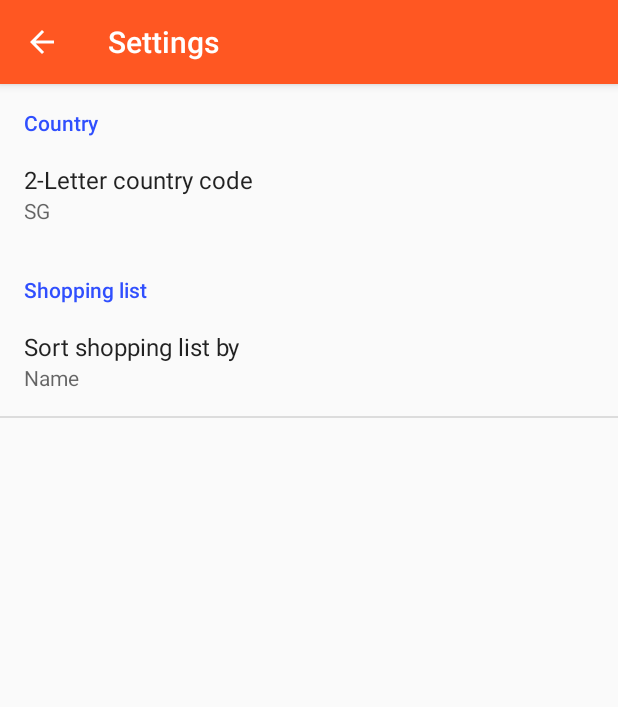
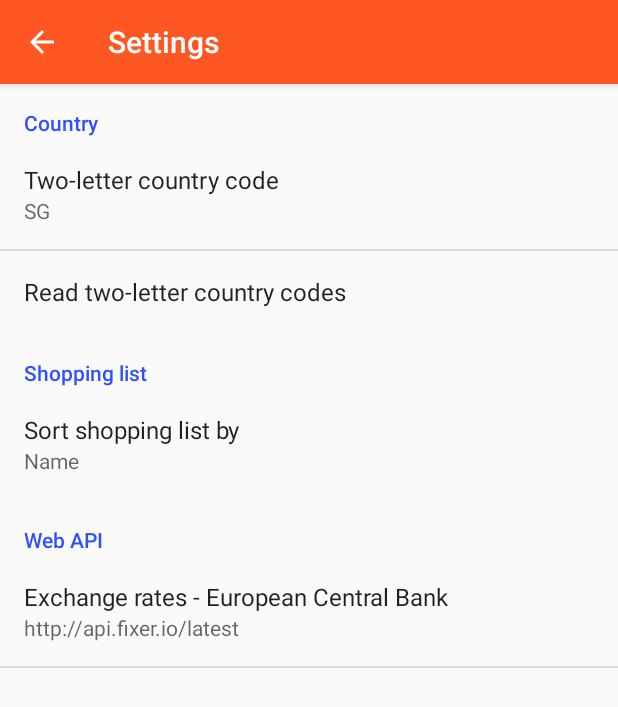
Before and after one commit to irwan-github/ShoppingListCharlie, an Android app: the screen it shows after launch (SettingsActivity), after a tap on "Settings", on a phone screen of 412 x 824 dp. Shown: the top 707 px of the screen. Run offline under Robolectric (Android 15) with nearby library versions, the phone set to English and light mode, and no system bars; 1 statement that could not run was skipped; 1 other tap on this screen came first.

Commit message:
Clear translated price when source price is empty. Remove hard-coded web api uri. Remove hard-coded destination currency code. Read web API uri from SharedPreference. Create a preference entry in Preference xml. Modify SettingsFragment to  display web api summary.

```diff
--- a/app/src/main/java/com/mirzairwan/shopping/ExchangeRateLoaderCallback.java
+++ b/app/src/main/java/com/mirzairwan/shopping/ExchangeRateLoaderCallback.java
@@ -13,6 +13,7 @@ import java.util.HashSet;
 import java.util.List;
 import java.util.Map;
 
+import static com.mirzairwan.shopping.domain.ExchangeRate.DESTINATION_CURRENCY_CODE;
 import static com.mirzairwan.shopping.domain.ExchangeRate.FOREIGN_CURRENCY_CODES;
 import static com.mirzairwan.shopping.domain.ExchangeRate.FOREX_API_URL;
 
@@ -36,6 +37,7 @@ public abstract class ExchangeRateLoaderCallback implements LoaderManager.Loader
     public Loader<Map<String, ExchangeRate>> onCreateLoader(int id, Bundle args)
     {
         Log.d(LOG_TAG, ">>>>onCreateLoader()");
+        String destCurrencyCode = args.getString(DESTINATION_CURRENCY_CODE);
         String[] foreignCurrencyCodes = args.getStringArray(FOREIGN_CURRENCY_CODES);
         HashSet<String> sourceCurrencies = null;
         if (foreignCurrencyCodes != null && foreignCurrencyCodes.length > 0)
@@ -45,7 +47,7 @@ public abstract class ExchangeRateLoaderCallback implements LoaderManager.Loader
         }
         return new ExchangeRateLoader(mContext,
                 sourceCurrencies,
-                args.getString(FOREX_API_URL));
+                args.getString(FOREX_API_URL), destCurrencyCode);
     }
 
 
--- a/app/src/main/java/com/mirzairwan/shopping/PriceField.java
+++ b/app/src/main/java/com/mirzairwan/shopping/PriceField.java
@@ -122,6 +122,11 @@ public class PriceField
         return TextUtils.isEmpty(mEtPrice.getText());
     }
 
+    /**
+     * Set the text value of source price to null.
+     * Set the text value of destination price to null.
+     * Remove the translated price field and header/hint
+     */
     public void clear()
     {
         mEtPrice.setText(null);
--- a/app/src/main/java/com/mirzairwan/shopping/SettingsFragment.java
+++ b/app/src/main/java/com/mirzairwan/shopping/SettingsFragment.java
@@ -18,6 +18,7 @@ public class SettingsFragment extends PreferenceFragment implements Preference
 {
     private Preference countryCodePref;
     private Preference sortPref;
+    private Preference mWebApiExchRatesEcb1Pref;
 
     @Override
     public void onCreate(Bundle savedInstanceState)
@@ -25,11 +26,16 @@ public class SettingsFragment extends PreferenceFragment implements Preference
         super.onCreate(savedInstanceState);
         getActivity().setTitle(R.string.settings_screen);
         addPreferencesFromResource(R.xml.preferences);
+
         countryCodePref = findPreference(getString(R.string.user_country_pref));
         InputFilterUtil.setAllCapsInputFilter(((EditTextPreference) countryCodePref).getEditText());
         countryCodePref.setOnPreferenceChangeListener(this);
+
         sortPref = findPreference(getString(R.string.key_user_sort_pref));
         sortPref.setOnPreferenceChangeListener(this);
+
+        mWebApiExchRatesEcb1Pref = findPreference(getString(R.string.key_forex_web_api_1));
+        mWebApiExchRatesEcb1Pref.setOnPreferenceChangeListener(this);
     }
 
 
@@ -43,6 +49,9 @@ public class SettingsFragment extends PreferenceFragment implements Preference
 
         updatePrefSummary(PreferenceManager.getDefaultSharedPreferences(getActivity()),
                 getString(R.string.user_sort_pref));
+
+        updatePrefSummary(PreferenceManager.getDefaultSharedPreferences(getActivity()),
+                getString(R.string.key_forex_web_api_1));
 
     }
 
--- a/app/src/main/java/com/mirzairwan/shopping/ShoppingActivity.java
+++ b/app/src/main/java/com/mirzairwan/shopping/ShoppingActivity.java
@@ -1,7 +1,7 @@
 package com.mirzairwan.shopping;
 
-import android.app.LoaderManager;
 import android.content.ContentUris;
+import android.content.Context;
 import android.content.Intent;
 import android.content.Loader;
 import android.content.SharedPreferences;
@@ -30,22 +30,21 @@ import com.mirzairwan.shopping.domain.ExchangeRate;
 import com.mirzairwan.shopping.domain.Picture;
 import com.mirzairwan.shopping.domain.PictureMgr;
 
-import java.util.Arrays;
-import java.util.HashSet;
-import java.util.List;
 import java.util.Map;
 import java.util.Set;
 
+import static android.preference.PreferenceManager.getDefaultSharedPreferences;
 import static com.mirzairwan.shopping.ItemEditingActivity.ITEM_IS_IN_SHOPPING_LIST;
 import static com.mirzairwan.shopping.LoaderHelper.EXCHANGE_RATES_SHOPPING_LIST_LOADER_ID;
 import static com.mirzairwan.shopping.R.id.menu_database_shopping_list;
+import static com.mirzairwan.shopping.domain.ExchangeRate.DESTINATION_CURRENCY_CODE;
 import static com.mirzairwan.shopping.domain.ExchangeRate.FOREIGN_CURRENCY_CODES;
 import static com.mirzairwan.shopping.domain.ExchangeRate.FOREX_API_URL;
 
 public class ShoppingActivity extends AppCompatActivity implements
         ShoppingListFragment.OnFragmentInteractionListener,
         CatalogFragment.OnFragmentInteractionListener, OnPictureRequestListener,
-        OnExchangeRateRequestListener
+        OnExchangeRateRequestListener, SharedPreferences.OnSharedPreferenceChangeListener
 {
     private static final String LOG_TAG = ShoppingActivity.class.getSimpleName();
 
@@ -60,6 +59,8 @@ public class ShoppingActivity extends AppCompatActivity implements
     ExchangeRateLoaderCallback mExchangeRateLoaderCallback;
     private String mCountryCode;
     private ExchangeRateCallback mExchangeRateCallback;
+    private Set<String> mSourceCurrencies;
+    private String mBaseEndPoint; //Web API for fetching exchange rates
 
     @Override
     protected void onCreate(Bundle savedInstanceState)
@@ -85,13 +86,16 @@ public class ShoppingActivity extends AppCompatActivity implements
 
         setupUserLocale();
 
-        mExchangeRateLoaderCallback = new ExchangeRateLoaderCallback(
-                FormatHelper.getCurrencyCode(mCountryCode));
+        mExchangeRateLoaderCallback = new ShoppingListExchangeRateLoaderCb(this);
+
+        SharedPreferences sharedPrefs = getDefaultSharedPreferences(this);
+        String webUriKey = getString(R.string.key_forex_web_api_1);
+        mBaseEndPoint = sharedPrefs.getString(webUriKey, null);
     }
 
     public void setupUserLocale()
     {
-        SharedPreferences sharedPreferences = PreferenceManager.
+        SharedPreferences sharedPreferences =
                 getDefaultSharedPreferences(this);
         mCountryCode = sharedPreferences.getString(getString(R.string.user_country_pref), null);
     }
@@ -235,10 +239,13 @@ public class ShoppingActivity extends AppCompatActivity implements
     public void onRequest(Set<String> sourceCurrencies,
                           ExchangeRateCallback exchangeRateCallback)
     {
+        mSourceCurrencies = sourceCurrencies;
         Bundle args = getBundleForExchangeRateLoader(sourceCurrencies);
 
-        if(!PermissionHelper.isInternetUp(this))
+        if (!PermissionHelper.isInternetUp(this))
+        {
             return;
+        }
 
         if (mExchangeRateLoader == null || mExchangeRateLoader.getSourceCurrencies().containsAll
                 (sourceCurrencies))
@@ -261,13 +268,30 @@ public class ShoppingActivity extends AppCompatActivity implements
     @NonNull
     protected Bundle getBundleForExchangeRateLoader(Set<String> foreignCurrencyCode)
     {
-        String baseEndPoint = "http://api.fixer.io/latest";
         Bundle args = new Bundle();
         String[] codes = new String[foreignCurrencyCode.size()];
+        args.putString(DESTINATION_CURRENCY_CODE, FormatHelper.getCurrencyCode(mCountryCode));
+        args.putStringArray(FOREIGN_CURRENCY_CODES, foreignCurrencyCode.toArray(codes));
+        args.putString(FOREX_API_URL, mBaseEndPoint);
+        return args;
+    }
 
-        args.putStringArray(FOREIGN_CURRENCY_CODES, foreignCurrencyCode.toArray(codes));
-        args.putString(FOREX_API_URL, baseEndPoint);
-        return args;
+    @Override
+    public void onSharedPreferenceChanged(SharedPreferences sharedPreferences, String key)
+    {
+        if (key.equalsIgnoreCase(getString(R.string.key_forex_web_api_1)))
+        {
+
+            mBaseEndPoint = sharedPreferences.getString(key, null);
+            Bundle args = getBundleForExchangeRateLoader(mSourceCurrencies);
+
+            if (mExchangeRateCallback != null)
+            {
+                mExchangeRateLoader = (ExchangeRateLoader) getLoaderManager().restartLoader
+                        (EXCHANGE_RATES_SHOPPING_LIST_LOADER_ID,
+                                args, mExchangeRateLoaderCallback);
+            }
+        }
     }
 
     private class DrawerItemClickListener implements ListView.OnItemClickListener
@@ -281,31 +305,13 @@ public class ShoppingActivity extends AppCompatActivity implements
         }
     }
 
-    private class ExchangeRateLoaderCallback implements LoaderManager.LoaderCallbacks<Map<String,
-            ExchangeRate>>
+    private class ShoppingListExchangeRateLoaderCb extends ExchangeRateLoaderCallback
     {
         private final String LOG_TAG = ExchangeRateLoaderCallback.class.getSimpleName();
-        private final String mBaseCurrencyCode;
 
-        ExchangeRateLoaderCallback(String baseCurrecyCode)
+        ShoppingListExchangeRateLoaderCb(Context context)
         {
-            mBaseCurrencyCode = baseCurrecyCode;
-        }
-
-        @Override
-        public Loader<Map<String, ExchangeRate>> onCreateLoader(int id, Bundle args)
-        {
-            Log.d(LOG_TAG, ">>>>onCreateLoader()");
-            String[] codes = args.getStringArray(FOREIGN_CURRENCY_CODES);
-            HashSet<String> sourceCurrencies = null;
-            if (codes != null && codes.length > 0)
-            {
-                List<String> foreignCurrencies = Arrays.asList(codes);
-                sourceCurrencies = new HashSet<>(foreignCurrencies);
-            }
-            return new ExchangeRateLoader(ShoppingActivity.this,
-                    sourceCurrencies,
-                    args.getString(FOREX_API_URL));
+            super(context);
         }
 
         @Override
--- a/app/src/main/java/com/mirzairwan/shopping/ShoppingListFragment.java
+++ b/app/src/main/java/com/mirzairwan/shopping/ShoppingListFragment.java
@@ -470,7 +470,6 @@ public class ShoppingListFragment extends Fragment implements LoaderManager.Load
         String totalCostofItemsAdded = formatCountryCurrency(mCountryCode,
                 currencyCode, mTotalValueOfItemsAdded + totalForexCost);
         return totalCostofItemsAdded;
-//        mTvTotalValueAdded.setText(totalCostofItemsAdded);
     }
 
     protected String totalItemsChecked(Map<String, ExchangeRate> exchangeRates)
@@ -498,7 +497,7 @@ public class ShoppingListFragment extends Fragment implements LoaderManager.Load
         {
             Log.d(LOG_TAG, ">>>>onLoadFinished()");
 
-            //if exchange rate is null, abort
+            //if exchange rate is null, only add for local-priced items
             if(exchangeRates == null)
                 setSummaryTotalsForLocalItems();
             else
--- a/app/src/main/java/com/mirzairwan/shopping/domain/ExchangeRate.java
+++ b/app/src/main/java/com/mirzairwan/shopping/domain/ExchangeRate.java
@@ -17,6 +17,7 @@ public class ExchangeRate implements Parcelable
 
     public final static String FOREIGN_CURRENCY_CODES = "FOREIGN_CURRENCY_CODES";
     public final static String FOREX_API_URL = "FOREX_API_URL";
+    public final static String DESTINATION_CURRENCY_CODE = "DESTINATION_CURRENCY_CODE";
 
     public ExchangeRate(String sourceCurrencyCode, String destinationCurrencyCode, double rate,
                         Date date)
--- a/app/src/main/res/layout/price_editing.xml
+++ b/app/src/main/res/layout/price_editing.xml
@@ -36,6 +36,7 @@
             android:maxLength="@string/max_currency_len"
             android:minWidth="160dp"
             android:textAppearance="?android:textAppearanceMedium"
+            android:selectAllOnFocus="true"
             tools:text="GBP"/>
 
     </android.support.design.widget.TextInputLayout>
--- a/app/src/main/res/values/strings.xml
+++ b/app/src/main/res/values/strings.xml
@@ -39,7 +39,7 @@
     <string name="country_origin_max_length">26</string>
     <string name="item_details_header">Item details</string>
     <string name="purchase_details_header">Purchase details</string>
-    <string name="home_country_preference">2-Letter country code</string>
+    <string name="home_country_preference">Two-letter country code</string>
     <string name="example_home_country_preference">Example: SG for Singapore</string>
     <string name="dialog_title_home_country_preference">Country code</string>
     <string name="country_based_preferences">Country</string>
@@ -70,4 +70,9 @@
     <string name="key_user_sort_pref" translatable="false">user_sort_pref</string>
     <string name="invalid_currency_code_msg"></string>
     <string name="valid_country_code_msg">Enter a valid 3-letter currency code</string>
+    <string name="exchange_rate_title">Exchange rates - European Central Bank</string>
+    <string name="key_forex_web_api_1" translatable="false">key_forex_web_api_1</string>
+    <string name="web_api_cat_pref">Web API</string>
+    <string name="exchange_rate_dialog_pref">Changing the url may render the app or parts of it unworkable</string>
+    <string name="country_code_dialog_pref">Country code determines the app\'s home currency</string>
 </resources>
--- a/app/src/main/res/xml/preferences.xml
+++ b/app/src/main/res/xml/preferences.xml
@@ -6,12 +6,19 @@
         <EditTextPreference
             android:defaultValue="SG"
             android:dialogTitle="@string/dialog_title_home_country_preference"
+            android:dialogMessage="@string/country_code_dialog_pref"
             android:key="@string/user_country_pref"
             android:lines="1"
             android:maxLength="@string/max_country_code_len"
             android:title="@string/home_country_preference"
             android:selectAllOnFocus="true"
             />
+
+        <Preference
+            android:title="Read two-letter country codes" >
+                    <intent android:action="android.intent.action.VIEW"
+                            android:data="https://en.wikipedia.org/wiki/ISO_3166-1_alpha-2" />
+        </Preference>
     </PreferenceCategory>
 
     <PreferenceCategory
@@ -23,4 +30,18 @@
             android:defaultValue="Name"
             android:title="@string/sort_desc"/>
     </PreferenceCategory>
+
+    <PreferenceCategory
+        android:title="@string/web_api_cat_pref">
+    <EditTextPreference
+        android:defaultValue="http://api.fixer.io/latest"
+        android:dialogTitle="Fetch exchange rates"
+        android:dialogMessage="@string/exchange_rate_dialog_pref"
+        android:key="@string/key_forex_web_api_1"
+        android:lines="1"
+        android:inputType="textUri"
+        android:title="@string/exchange_rate_title"
+        />
+
+    </PreferenceCategory>
 </PreferenceScreen>
```
Also changed, not shown: app/src/main/java/com/mirzairwan/shopping/ExchangeRateDisplayState.java (+6 -1 lines), app/src/main/java/com/mirzairwan/shopping/ExchangeRateLoader.java (+13 -3 lines), app/src/main/java/com/mirzairwan/shopping/ItemActivity.java (+21 -19 lines).
